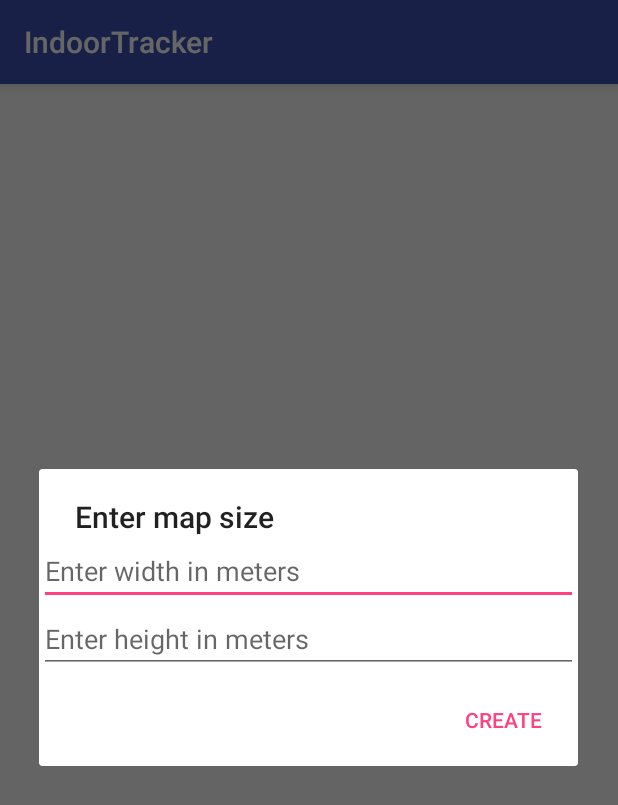
After one commit to CrazyDude1994/IndoorTracker, an Android app: the fragment MappingFragment placed in its activity, on a phone screen of 412 x 824 dp. The commit adds this screen. Shown: the top 805 px of the screen. Run offline under Robolectric (Android 15) with nearby library versions, the phone set to English and light mode, and no system bars.

Commit message:
Added MapperView. Added basic recognition. Added base UI

```diff
--- a/build.gradle
+++ b/build.gradle
@@ -6,6 +6,7 @@ buildscript {
     }
     dependencies {
         classpath 'com.android.tools.build:gradle:2.2.2'
+        classpath 'me.tatarka:gradle-retrolambda:3.3.1'
 
         // NOTE: Do not place your application dependencies here; they belong
         // in the individual module build.gradle files
@@ -15,6 +16,7 @@ buildscript {
 allprojects {
     repositories {
         jcenter()
+        mavenCentral()
     }
 }
 
--- a/mapper/build.gradle
+++ b/mapper/build.gradle
@@ -1,4 +1,5 @@
 apply plugin: 'com.android.application'
+apply plugin: 'me.tatarka.retrolambda'
 
 android {
     compileSdkVersion 23
@@ -17,6 +18,10 @@ android {
             proguardFiles getDefaultProguardFile('proguard-android.txt'), 'proguard-rules.pro'
         }
     }
+    compileOptions {
+        sourceCompatibility 1.8
+        targetCompatibility 1.8
+    }
 }
 
 dependencies {
@@ -27,4 +32,5 @@ dependencies {
     compile 'com.android.support:appcompat-v7:23.4.0'
     testCompile 'junit:junit:4.12'
     compile 'com.android.support:recyclerview-v7:24.1.1'
+    compile 'com.android.support:design:24.1.1'
 }
--- a/mapper/src/main/AndroidManifest.xml
+++ b/mapper/src/main/AndroidManifest.xml
@@ -11,7 +11,7 @@
         android:label="@string/app_name"
         android:supportsRtl="true"
         android:theme="@style/AppTheme">
-        <activity android:name=".MainActivity">
+        <activity android:name=".activities.MainActivity">
             <intent-filter>
                 <action android:name="android.intent.action.MAIN"/>
 
--- /dev/null
+++ b/mapper/src/main/java/com/crazydude/indoortracker/activities/MainActivity.java
@@ -0,0 +1,55 @@
+package com.crazydude.indoortracker.activities;
+
+import android.os.Bundle;
+import android.support.design.widget.NavigationView;
+import android.support.v4.app.Fragment;
+import android.support.v4.widget.DrawerLayout;
+import android.support.v7.app.AppCompatActivity;
+import android.view.MenuItem;
+
+import com.crazydude.indoortracker.R;
+import com.crazydude.indoortracker.fragments.MappingFragment;
+
+public class MainActivity extends AppCompatActivity implements NavigationView.OnNavigationItemSelectedListener {
+
+    private NavigationView mNavigationView;
+    private DrawerLayout mDrawerLayout;
+
+    @Override
+    protected void onCreate(Bundle savedInstanceState) {
+        super.onCreate(savedInstanceState);
+        setContentView(R.layout.activity_main);
+
+        mNavigationView = (NavigationView) findViewById(R.id.navigation_view);
+        mDrawerLayout = (DrawerLayout) findViewById(R.id.drawer_layout);
+
+        init();
+    }
+
+    private void init() {
+        mNavigationView.setNavigationItemSelectedListener(this);
+    }
+
+    @Override
+    public boolean onNavigationItemSelected(MenuItem item) {
+        switch (item.getItemId()) {
+            case R.id.menu_navigation_mapping:
+                navigationMappingClick();
+                break;
+        }
+
+        mDrawerLayout.closeDrawers(); // close navigation drawer
+        return true;
+    }
+
+    private void navigationMappingClick() {
+        switchMainContainer(MappingFragment.newInstance());
+    }
+
+    private void switchMainContainer(Fragment fragment) {
+        getSupportFragmentManager()
+                .beginTransaction()
+                .replace(R.id.main_container, fragment)
+                .commit();
+    }
+}
--- /dev/null
+++ b/mapper/src/main/java/com/crazydude/indoortracker/fragments/MappingFragment.java
@@ -0,0 +1,70 @@
+package com.crazydude.indoortracker.fragments;
+
+import android.os.Bundle;
+import android.support.annotation.Nullable;
+import android.support.v4.app.Fragment;
+import android.support.v7.app.AlertDialog;
+import android.view.LayoutInflater;
+import android.view.View;
+import android.view.ViewGroup;
+import android.widget.EditText;
+
+import com.crazydude.indoortracker.R;
+
+/**
+ * Created by Crazy on 25.10.2016.
+ */
+
+public class MappingFragment extends Fragment {
+
+    public static MappingFragment newInstance() {
+        return new MappingFragment();
+    }
+
+    @Override
+    public void onCreate(@Nullable Bundle savedInstanceState) {
+        super.onCreate(savedInstanceState);
+
+        setRetainInstance(true);
+    }
+
+    @Nullable
+    @Override
+    public View onCreateView(LayoutInflater inflater, @Nullable ViewGroup container, @Nullable Bundle savedInstanceState) {
+        View view = inflater.inflate(R.layout.fragment_mapping, container, false);
+
+        if (savedInstanceState == null) {
+            firstLaunchInit();
+        }
+
+        return view;
+    }
+
+    private void firstLaunchInit() {
+        showMapSizeDialog();
+    }
+
+    private void showMapSizeDialog() {
+        View inputDataView = View.inflate(getContext(), R.layout.dialog_map_size, null);
+        EditText widthEditText = (EditText) inputDataView.findViewById(R.id.dialog_map_size_width_edit);
+        EditText heightEditText = (EditText) inputDataView.findViewById(R.id.dialog_map_size_height_edit);
+
+        AlertDialog alertDialog = new AlertDialog.Builder(getContext())
+                .setTitle(R.string.enter_map_size)
+                .setView(inputDataView)
+                .setPositiveButton(R.string.create,
+                        (dialogInterface, i) -> {
+                            try {
+                                createNewMap(Integer.valueOf(widthEditText.getText().toString()),
+                                        Integer.valueOf(heightEditText.getText().toString()));
+                            } catch (NumberFormatException e) {
+                                dialogInterface.dismiss();
+                                showMapSizeDialog();
+                            }
+                        }).show();
+    }
+
+    private void createNewMap(int width, int height) {
+
+    }
+}
--- /dev/null
+++ b/mapper/src/main/res/drawable/ic_mapping.xml
@@ -0,0 +1,9 @@
+<vector xmlns:android="http://schemas.android.com/apk/res/android"
+        android:width="24dp"
+        android:height="24dp"
+        android:viewportWidth="24.0"
+        android:viewportHeight="24.0">
+    <path
+        android:fillColor="#FF000000"
+        android:pathData="M12,2C8.14,2 5,5.14 5,9c0,5.25 7,13 7,13s7,-7.75 7,-13c0,-3.86 -3.14,-7 -7,-7zM10.44,12L9,12v-1.44l3.35,-3.34 1.43,1.43L10.44,12zM14.89,7.55l-0.7,0.7 -1.44,-1.44 0.7,-0.7c0.15,-0.15 0.39,-0.15 0.54,0l0.9,0.9c0.15,0.15 0.15,0.39 0,0.54z"/>
+</vector>
--- a/mapper/src/main/res/layout/activity_main.xml
+++ b/mapper/src/main/res/layout/activity_main.xml
@@ -1,21 +1,26 @@
 <?xml version="1.0" encoding="utf-8"?>
-<RelativeLayout
+<android.support.v4.widget.DrawerLayout
     xmlns:android="http://schemas.android.com/apk/res/android"
+    xmlns:app="http://schemas.android.com/apk/res-auto"
     xmlns:tools="http://schemas.android.com/tools"
-    android:id="@+id/activity_main"
+    android:id="@+id/drawer_layout"
     android:layout_width="match_parent"
     android:layout_height="match_parent"
-    android:paddingBottom="@dimen/activity_vertical_margin"
-    android:paddingLeft="@dimen/activity_horizontal_margin"
-    android:paddingRight="@dimen/activity_horizontal_margin"
-    android:paddingTop="@dimen/activity_vertical_margin"
-    tools:context="com.crazydude.indoortracker.MainActivity">
+    tools:context="com.crazydude.indoortracker.activities.MainActivity">
 
-    <android.support.v7.widget.RecyclerView
-        android:id="@+id/recyclerView"
+    <FrameLayout
+        android:id="@+id/main_container"
         android:layout_width="match_parent"
-        android:layout_height="match_parent">
+        android:layout_height="match_parent"/>
 
-    </android.support.v7.widget.RecyclerView>
+    <android.support.design.widget.NavigationView
+        android:id="@+id/navigation_view"
+        android:layout_width="wrap_content"
+        android:layout_height="match_parent"
+        android:layout_gravity="start"
+        app:headerLayout="@layout/navigation_view_header"
+        app:menu="@menu/menu_navigation">
 
-</RelativeLayout>
+    </android.support.design.widget.NavigationView>
+
+</android.support.v4.widget.DrawerLayout>
--- /dev/null
+++ b/mapper/src/main/res/layout/dialog_map_size.xml
@@ -0,0 +1,21 @@
+<?xml version="1.0" encoding="utf-8"?>
+<LinearLayout xmlns:android="http://schemas.android.com/apk/res/android"
+              android:layout_width="match_parent"
+              android:layout_height="match_parent"
+              android:orientation="vertical">
+
+    <EditText
+        android:id="@+id/dialog_map_size_width_edit"
+        android:layout_width="match_parent"
+        android:layout_height="wrap_content"
+        android:hint="@string/enter_width_in_meters"
+        android:inputType="number"/>
+
+    <EditText
+        android:id="@+id/dialog_map_size_height_edit"
+        android:layout_width="match_parent"
+        android:layout_height="wrap_content"
+        android:hint="@string/enter_height_in_meters"
+        android:inputType="number"/>
+
+</LinearLayout>
--- /dev/null
+++ b/mapper/src/main/res/layout/fragment_mapping.xml
@@ -0,0 +1,10 @@
+<?xml version="1.0" encoding="utf-8"?>
+<FrameLayout xmlns:android="http://schemas.android.com/apk/res/android"
+             android:layout_width="match_parent"
+             android:layout_height="match_parent">
+
+    <com.crazydude.indoortracker.views.MapperView
+        android:layout_width="match_parent"
+        android:layout_height="match_parent"/>
+
+</FrameLayout>
--- /dev/null
+++ b/mapper/src/main/res/menu/menu_navigation.xml
@@ -0,0 +1,8 @@
+<?xml version="1.0" encoding="utf-8"?>
+<menu xmlns:android="http://schemas.android.com/apk/res/android">
+
+    <item
+        android:id="@+id/menu_navigation_mapping"
+        android:icon="@drawable/ic_mapping"
+        android:title="@string/mapping"/>
+</menu>
--- a/mapper/src/main/res/values/strings.xml
+++ b/mapper/src/main/res/values/strings.xml
@@ -1,3 +1,9 @@
 <resources>
     <string name="app_name">IndoorTracker</string>
+    <string name="create_new_map">Create new map</string>
+    <string name="mapping">Mapping</string>
+    <string name="enter_map_size">Enter map size</string>
+    <string name="enter_width_in_meters">Enter width in meters</string>
+    <string name="enter_height_in_meters">Enter height in meters</string>
+    <string name="create">Create</string>
 </resources>
```
Also changed, not shown: mapper/src/main/java/com/crazydude/indoortracker/MainActivity.java (deleted, +0 -62 lines), mapper/src/main/java/com/crazydude/indoortracker/views/MapperView.java (added, +99 -0 lines), mapper/src/main/res/layout/navigation_view_header.xml (added, +9 -0 lines), mapper/src/main/res/drawable-xhdpi/bg_navigation_header.jpg (added).
